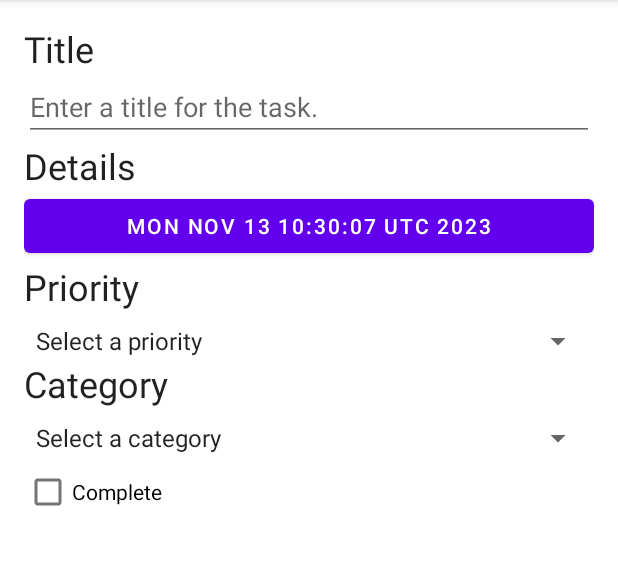
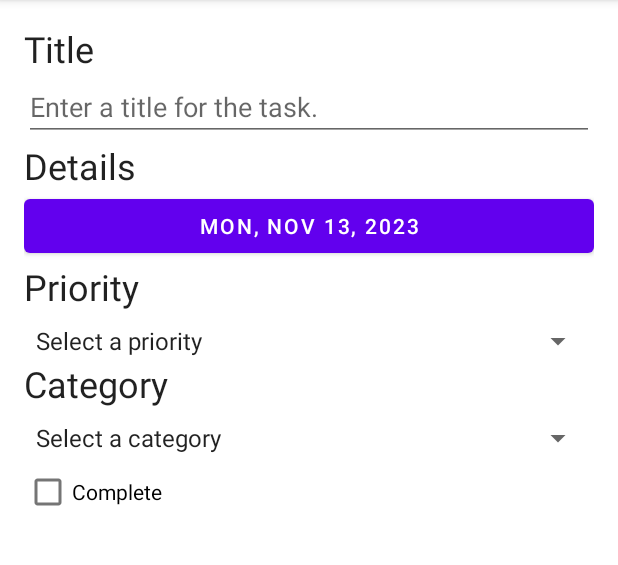
Before and after one commit to mbui2003/CS4750-Team25-FinalProject, an Android app: the screen it shows after launch (MainActivity), after a tap on "NEW TASK", on a phone screen of 412 x 824 dp, the part 84-649 px from its top. Run offline under Robolectric (Android 15) with nearby library versions, the phone set to English and light mode, and no system bars; our stand-ins replace Room's generated code.

```diff
--- a/app/src/main/java/com/bignerdranch/android/todolist/TaskDetailFragment.kt
+++ b/app/src/main/java/com/bignerdranch/android/todolist/TaskDetailFragment.kt
@@ -19,7 +19,10 @@ import androidx.navigation.fragment.findNavController
 import androidx.navigation.fragment.navArgs
 import com.bignerdranch.android.todolist.databinding.FragmentTaskDetailBinding
 import kotlinx.coroutines.launch
+import java.text.SimpleDateFormat
 import java.util.Date
+
+private const val DATE_FORMAT = "EEE, MMM dd, yyyy"
 
 class TaskDetailFragment: Fragment() {
 
@@ -154,7 +157,12 @@ class TaskDetailFragment: Fragment() {
             if (taskTitle.text.toString() != task.title) {
                 taskTitle.setText(task.title)
             }
-            taskDate.text = task.date.toString()
+
+            val dateFormat = SimpleDateFormat(DATE_FORMAT)
+            val formattedDate = dateFormat.format(task.date)
+            taskDate.text = formattedDate
+
+            // taskDate.text = task.date.toString()
             taskDate.setOnClickListener {
                 findNavController().navigate(
                     TaskDetailFragmentDirections.selectDate(task.date)
--- a/app/src/main/java/com/bignerdranch/android/todolist/TaskDetailViewModel.kt
+++ b/app/src/main/java/com/bignerdranch/android/todolist/TaskDetailViewModel.kt
@@ -1,6 +1,5 @@
 package com.bignerdranch.android.todolist
 
-import android.util.Log
 import androidx.lifecycle.ViewModel
 import androidx.lifecycle.ViewModelProvider
 import androidx.lifecycle.viewModelScope
--- a/app/src/main/java/com/bignerdranch/android/todolist/TaskListAdapter.kt
+++ b/app/src/main/java/com/bignerdranch/android/todolist/TaskListAdapter.kt
@@ -13,7 +13,7 @@ class TaskHolder(
 ) : RecyclerView.ViewHolder(binding.root) {
     fun bind(task: Task, onTaskClicked: (taskId: UUID) -> Unit) {
         binding.taskTitle.text = task.title
-        binding.taskDate.text = DateFormat.format("EEEE, MMM dd, yyyy.", task.date)
+        binding.taskDate.text = DateFormat.format("EEE, MMM dd, yyyy", task.date)
 
         binding.root.setOnClickListener {
             onTaskClicked(task.id)
--- a/app/src/main/java/com/bignerdranch/android/todolist/TaskRepository.kt
+++ b/app/src/main/java/com/bignerdranch/android/todolist/TaskRepository.kt
@@ -1,7 +1,6 @@
 package com.bignerdranch.android.todolist
 
 import android.content.Context
-import android.util.Log
 import androidx.room.Room
 import com.bignerdranch.android.todolist.database.TaskDatabase
 import com.bignerdranch.android.todolist.database.migration_1_2
```
